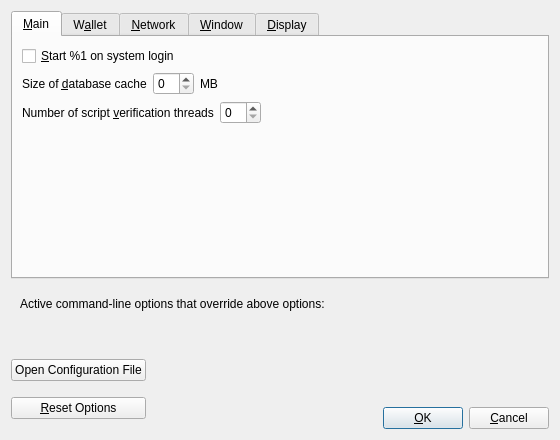
This is src/qt/forms/optionsdialog.ui in minblock/picscoin as Qt 5 draws it before an edit. The edited form follows.
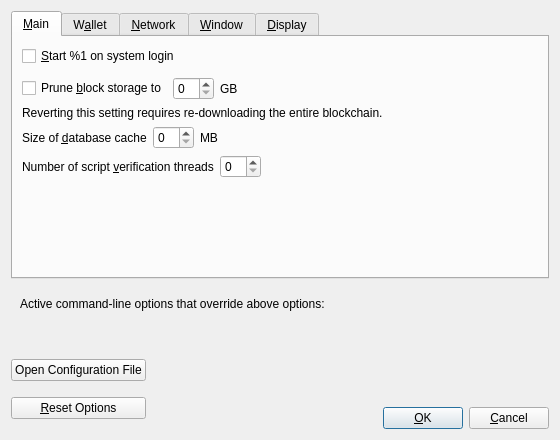
This is the edited form. Custom widgets are drawn as their Qt base class.

Diff of the .ui file:
```diff
--- a/src/qt/forms/optionsdialog.ui
+++ b/src/qt/forms/optionsdialog.ui
@@ -37,6 +37,69 @@
          </property>
         </widget>
        </item>
+       <item>
+        <spacer name="horizontalSpacer_0_Main">
+         <property name="orientation">
+          <enum>Qt::Horizontal</enum>
+         </property>
+         <property name="sizeHint" stdset="0">
+          <size>
+           <width>40</width>
+           <height>5</height>
+          </size>
+         </property>
+        </spacer>
+       </item>
+       <item>
+       <layout class="QHBoxLayout" name="horizontalLayout_Main_Prune">
+        <item>
+         <widget class="QCheckBox" name="prune">
+          <property name="toolTip">
+           <string>Disables some advanced features but all blocks will still be fully validated. Reverting this setting requires re-downloading the entire blockchain. Actual disk usage may be somewhat higher.</string>
+          </property>
+          <property name="text">
+           <string>Prune &amp;block storage to</string>
+          </property>
+         </widget>
+        </item>
+        <item>
+         <widget class="QSpinBox" name="pruneSize"/>
+        </item>
+         <item>
+          <widget class="QLabel" name="pruneSizeUnitLabel">
+           <property name="text">
+            <string>GB</string>
+           </property>
+           <property name="textFormat">
+            <enum>Qt::PlainText</enum>
+           </property>
+          </widget>
+         </item>
+         <item>
+          <spacer name="horizontalSpacer_Main_Prune">
+           <property name="orientation">
+            <enum>Qt::Horizontal</enum>
+           </property>
+           <property name="sizeHint" stdset="0">
+            <size>
+             <width>40</width>
+             <height>20</height>
+            </size>
+           </property>
+          </spacer>
+         </item>
+        </layout>
+       </item>
+       <item>
+        <widget class="QLabel" name="pruneWarning">
+         <property name="text">
+          <string>Reverting this setting requires re-downloading the entire blockchain.</string>
+         </property>
+         <property name="textFormat">
+          <enum>Qt::PlainText</enum>
+         </property>
+        </widget>
+       </item>
        <item>
         <layout class="QHBoxLayout" name="horizontalLayout_2_Main">
          <item>
```
Left out of the diff: 4 changed lines with no effect on the pictures.
